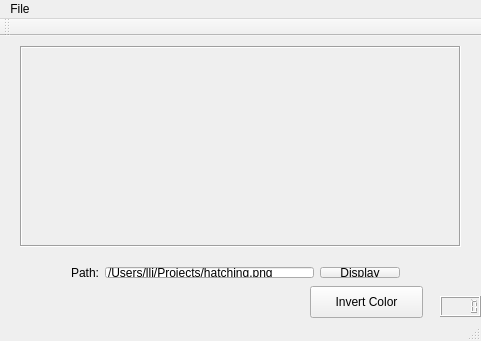
Qt form mainwindow.ui (RileyLee/FilterFactory) before a commit.
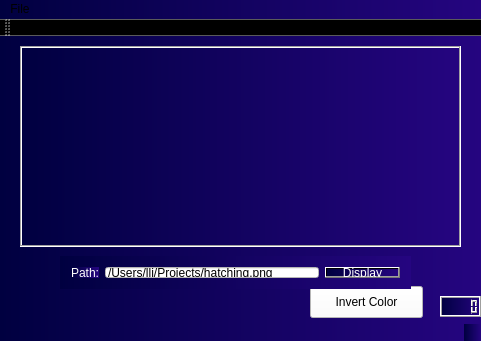
The same form after that commit.

Diff of the .ui file:
```diff
--- a/mainwindow.ui
+++ b/mainwindow.ui
@@ -13,6 +13,16 @@
   <property name="windowTitle">
    <string>MainWindow</string>
   </property>
+  <property name="autoFillBackground">
+   <bool>false</bool>
+  </property>
+  <property name="styleSheet">
+   <string notr="true">background-color: rgb(37, 5, 128);
+background-color: qlineargradient(spread:pad, x1:0, y1:0, x2:1, y2:0, stop:0 rgba(0, 0, 64, 255), stop:1 rgba(37, 5, 128, 255));</string>
+  </property>
+  <property name="tabShape">
+   <enum>QTabWidget::Triangular</enum>
+  </property>
   <widget class="QWidget" name="centralWidget">
    <widget class="QLCDNumber" name="lcdNumber">
     <property name="geometry">
@@ -34,7 +44,7 @@
      </rect>
     </property>
     <property name="autoFillBackground">
-     <bool>true</bool>
+     <bool>false</bool>
     </property>
     <property name="frameShape">
      <enum>QFrame::Box</enum>
@@ -55,11 +65,15 @@
       <height>32</height>
      </rect>
     </property>
+    <property name="styleSheet">
+     <string notr="true">color: rgb(0, 0, 0);
+background-color: rgb(255, 255, 255);</string>
+    </property>
     <property name="text">
      <string>Invert Color</string>
     </property>
    </widget>
-   <widget class="QWidget" name="">
+   <widget class="QWidget" name="layoutWidget">
     <property name="geometry">
      <rect>
       <x>60</x>
@@ -71,6 +85,9 @@
     <layout class="QGridLayout" name="gridLayout">
      <item row="0" column="0">
       <widget class="QLabel" name="label_2">
+       <property name="styleSheet">
+        <string notr="true">color: rgb(255, 255, 255);</string>
+       </property>
        <property name="text">
         <string>Path:</string>
        </property>
@@ -78,6 +95,10 @@
      </item>
      <item row="0" column="1">
       <widget class="QLineEdit" name="lineEdit">
+       <property name="styleSheet">
+        <string notr="true">color: rgb(0, 0, 0);
+background-color: rgb(255, 255, 255);</string>
+       </property>
        <property name="text">
         <string>/Users/lli/Projects/hatching.png</string>
        </property>
@@ -85,6 +106,9 @@
      </item>
      <item row="0" column="2">
       <widget class="QPushButton" name="displayButton">
+       <property name="styleSheet">
+        <string notr="true">color: rgb(255, 255, 255);</string>
+       </property>
        <property name="text">
         <string>Display</string>
        </property>
```
